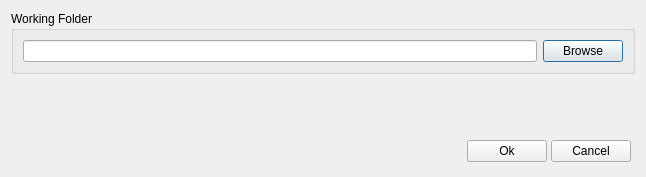
Old version of the form source/settingsdialog.ui in the repository diasurgical/d1-graphics-tool.
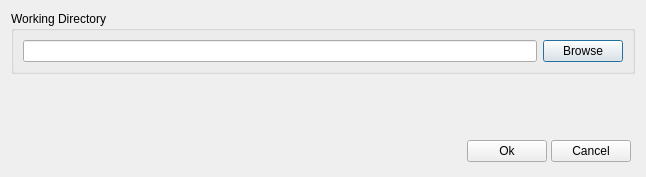
New version of the form.

Commit message: Fix working directory inconsistent naming

What changed in the file:
```diff
--- a/source/settingsdialog.ui
+++ b/source/settingsdialog.ui
@@ -35,7 +35,7 @@
       </size>
      </property>
      <property name="title">
-      <string>Working Folder</string>
+      <string>Working Directory</string>
      </property>
      <layout class="QHBoxLayout" name="horizontalLayout_4">
       <item>
```
Left out of the diff: 6 changed lines with no effect on the pictures. The commit also changes 4 other files.
